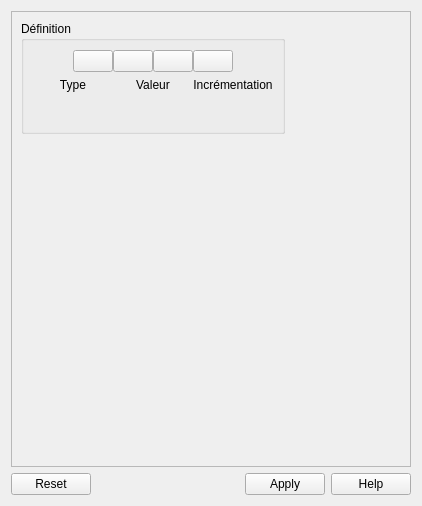
Qt form sources/ui/selectautonumw.ui (qelectrotech/qelectrotech-source-mirror) before a commit.
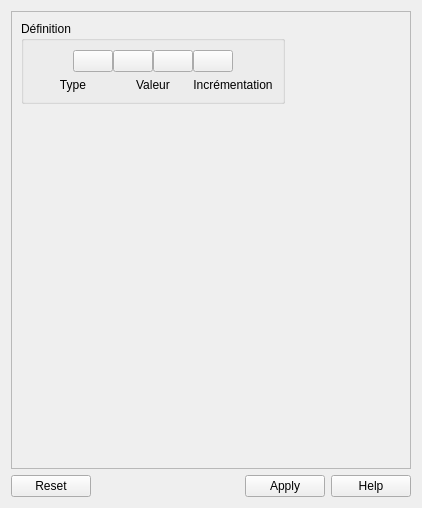
The same form after that commit. Icons and pictures are not drawn.

```diff
--- a/sources/ui/selectautonumw.ui
+++ b/sources/ui/selectautonumw.ui
@@ -7,7 +7,7 @@
     <x>0</x>
     <y>0</y>
     <width>418</width>
-    <height>506</height>
+    <height>508</height>
    </rect>
   </property>
   <property name="sizePolicy">
@@ -269,7 +269,7 @@
             <property name="sizeHint" stdset="0">
              <size>
               <width>20</width>
-              <height>30</height>
+              <height>0</height>
              </size>
             </property>
            </spacer>
```
